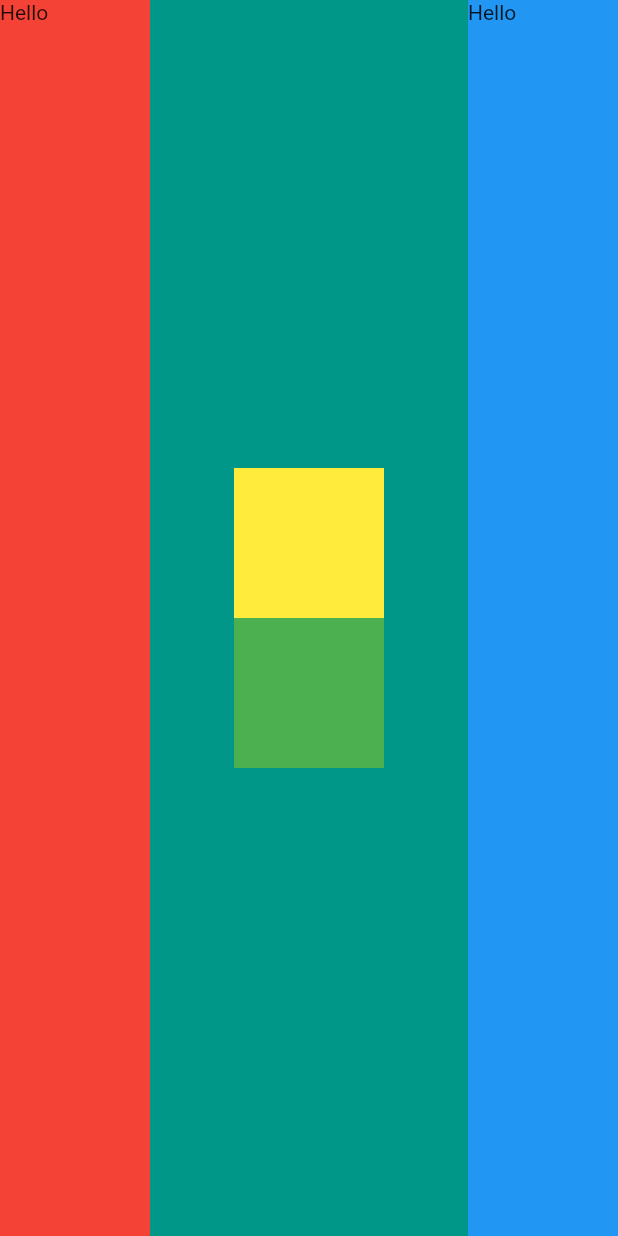
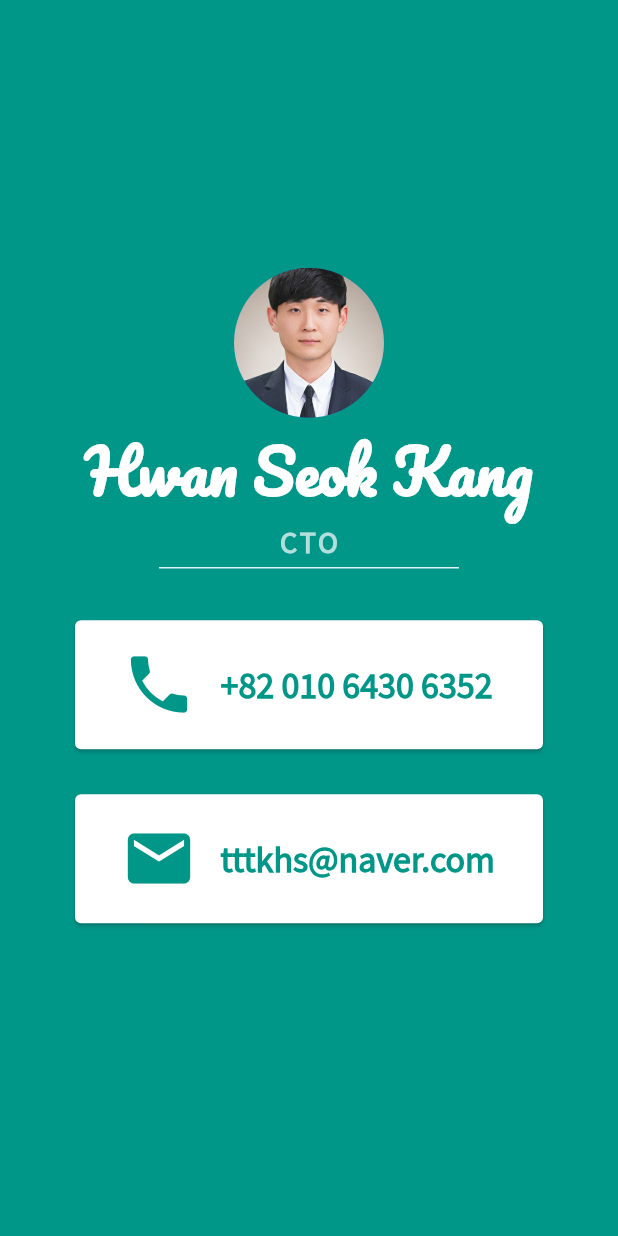
Before and after one commit to Hwan-seok/flutter_practice, a Flutter app: the screen it shows after launch, on a phone screen of 412 x 824 dp. Run offline on Flutter 3.47's test engine with Material 2 defaults, Android fonts, the light colour scheme and no system bars.

Commit message:
(app) created my profile app

```diff
--- a/lib/main.dart
+++ b/lib/main.dart
@@ -12,35 +12,79 @@ class MyApp extends StatelessWidget {
       home: Scaffold(
         backgroundColor: Colors.teal,
         body: SafeArea(
-          child: Row(
-            mainAxisAlignment: MainAxisAlignment.spaceBetween,
-            crossAxisAlignment: CrossAxisAlignment.stretch,
+          child: Column(
+            mainAxisAlignment: MainAxisAlignment.center,
             children: <Widget>[
-              Container(
-                width: 100.0,
-                color: Colors.red,
-                child: Text("Hello"),
+              CircleAvatar(
+                radius: 50,
+                backgroundImage: AssetImage('images/hwan.jpg'),
               ),
-              Column(
-                mainAxisAlignment: MainAxisAlignment.center,
-                children: <Widget>[
-                  Container(
-                    color: Colors.yellow,
-                    height: 100,
-                    width: 100,
+              Text(
+                'Hwan Seok Kang',
+                style: TextStyle(
+                    fontSize: 40,
+                    color: Colors.white,
+                    fontFamily: 'Pacifico',
+                    fontWeight: FontWeight.bold),
+              ),
+              Text(
+                'CTO',
+                style: TextStyle(
+                    fontFamily: 'SansPro',
+                    fontSize: 20,
+                    color: Colors.teal.shade100,
+                    fontWeight: FontWeight.bold,
+                    letterSpacing: 2.0),
+              ),
+              SizedBox(
+                height: 10,
+                width: 200,
+                child: Divider(
+                  color: Colors.teal.shade50,
+                  thickness: 1,
+                ),
+              ),
+              Card(
+                margin: EdgeInsets.symmetric(vertical: 30, horizontal: 50),
+                child: Padding(
+                  padding: const EdgeInsets.all(15.0),
+                  child: ListTile(
+                      leading: Icon(
+                        Icons.phone,
+                        size: 50,
+                        color: Colors.teal,
+                      ),
+                      title: Text(
+                        "+82 010 6430 6352",
+                        style: TextStyle(
+                            fontWeight: FontWeight.bold,
+                            color: Colors.teal,
+                            fontFamily: 'SansPro',
+                            fontSize: 24),
+                      )),
+                ),
+              ),
+              Card(
+                margin: EdgeInsets.fromLTRB(50, 0, 50, 30),
+                child: Padding(
+                  padding: const EdgeInsets.all(15.0),
+                  child: ListTile(
+                    leading: Icon(
+                      Icons.email,
+                      size: 50,
+                      color: Colors.teal,
+                    ),
+                    title: Text(
+                      "tttkhs@naver.com",
+                      style: TextStyle(
+                          fontWeight: FontWeight.bold,
+                          color: Colors.teal,
+                          fontFamily: 'SansPro',
+                          fontSize: 24),
+                    ),
                   ),
-                  Container(
-                    color: Colors.green,
-                    height: 100,
-                    width: 100,
-                  )
-                ],
-              ),
-              Container(
-                width: 100.0,
-                color: Colors.blue,
-                child: Text("Hello"),
-              ),
+                ),
+              )
             ],
           ),
         ),
```
Also changed, not shown: pubspec.yaml (+7 -0 lines), fonts/Pacifico-Regular.ttf (added), fonts/SourceSansPro-Regular.ttf (added), images/hwan.jpg (added).
